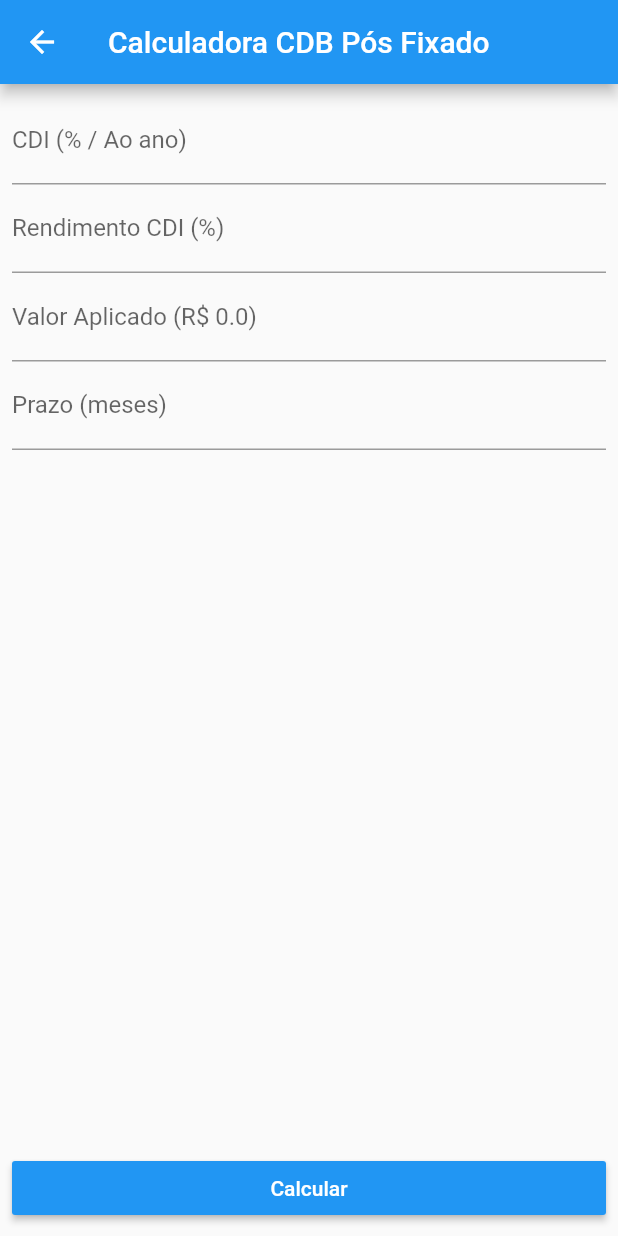
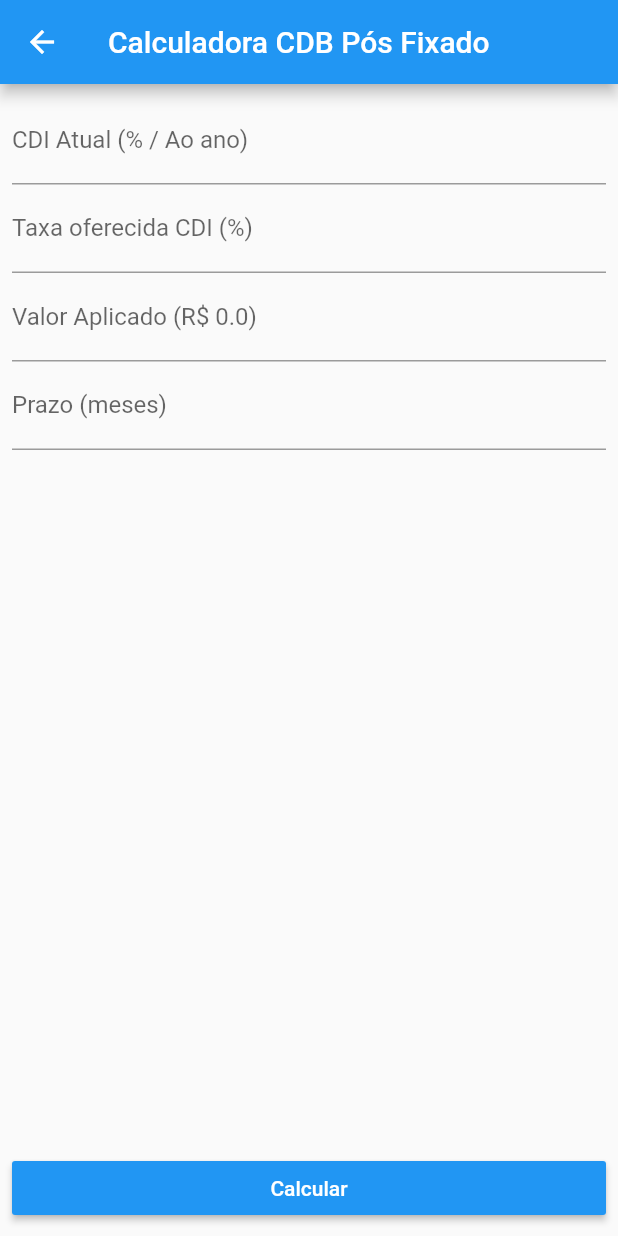
Before and after one commit to cesarsicas/yield, a Flutter app: the screen it shows after launch, after a tap on "CDB Pós Fixado", on a phone screen of 412 x 824 dp. Run offline on Flutter 3.47's test engine with Material 2 defaults, Android fonts, the phone set to English and light mode, and no system bars.

Commit message:
created unit test and calculating post fixed cdb

```diff
--- /dev/null
+++ b/lib/domain/post_fixed_cdb/post_fixed_cdb_use_cases.dart
@@ -0,0 +1,17 @@
+import 'dart:math';
+
+class PostFixedCDBUseCases {
+  PostFixedCDBUseCases();
+
+  double calculatePostFixedCDB(
+      double p, int t, double annualCdi, double offeredRate) {
+    final i = (offeredRate / 100.0) * annualCdi;
+
+    return _calculateCompoundRate(p, t, i / 100.0);
+  }
+
+  double _calculateCompoundRate(double p, int t, double i) {
+    //M = P . (1 +  i)n
+    return p * pow((1 + i), t);
+  }
+}
--- a/lib/presentation/home/home_presenter.dart
+++ b/lib/presentation/home/home_presenter.dart
@@ -1,4 +1,4 @@
-import 'package:flutter_yield/domain/home/investment_option_model.dart';
+import 'package:flutter_yield/data/home/investment_option_model.dart';
 
 class HomePresenter {
   List<InvestmentOptionModel> getInvestmentTypes() {
--- a/lib/presentation/home/home_screen.dart
+++ b/lib/presentation/home/home_screen.dart
@@ -37,7 +37,7 @@ class _HomeScreenState extends State<HomeScreen> {
       Navigator.of(context).pushNamed(route);
     } else {
       Scaffold.of(context).showSnackBar(new SnackBar(
-        content: new Text('Hello!'),
+        content: new Text('To do this someday!'),
       ));
     }
   }
--- /dev/null
+++ b/lib/presentation/post_fixed_cdb/post_fixed_cdb_calculator_presenter.dart
@@ -0,0 +1,26 @@
+import 'package:flutter_yield/domain/post_fixed_cdb/post_fixed_cdb_use_cases.dart';
+import 'package:flutter_yield/presentation/post_fixed_cdb/post_fixed_cdb_calculator_view.dart';
+
+class PostFixedCDBCalculatorPresenter {
+  final useCase = PostFixedCDBUseCases();
+  PostFixedCDBCalculatorView view;
+
+  PostFixedCDBCalculatorPresenter(PostFixedCDBCalculatorView view) {
+    this.view = view;
+  }
+
+  calculatePostFixedCDB(
+      String principal, String months, String actualCdi, String offeredTax) {
+    try {
+      final result = useCase.calculatePostFixedCDB(
+          double.tryParse(principal),
+          int.tryParse(months),
+          double.tryParse(actualCdi),
+          double.tryParse(offeredTax));
+
+      view.onResult(result);
+    } catch (e) {
+      view.showMessage("Ocorreu um erro");
+    }
+  }
+}
--- a/lib/presentation/post_fixed_cdb/post_fixed_cdb_calculator_screen.dart
+++ b/lib/presentation/post_fixed_cdb/post_fixed_cdb_calculator_screen.dart
@@ -1,11 +1,22 @@
 import 'package:flutter/cupertino.dart';
 import 'package:flutter/material.dart';
-import 'package:flutter_yield/presentation/post_fixed_cdb/result/post_fixed_cdb_result_screen.dart';
+import 'package:flutter_yield/presentation/post_fixed_cdb/post_fixed_cdb_calculator_presenter.dart';
+import 'package:flutter_yield/presentation/post_fixed_cdb/post_fixed_cdb_calculator_view.dart';
 
-class PostFixedCDBCalculatorScreen extends StatelessWidget {
+class PostFixedCDBCalculatorScreen extends StatelessWidget
+    implements PostFixedCDBCalculatorView {
+  BuildContext context;
+  PostFixedCDBCalculatorPresenter presenter;
+  final mainValueEditController = TextEditingController();
+  final timeEditController = TextEditingController();
+  final actualCDIEditController = TextEditingController();
+  final offeredRateEditController = TextEditingController();
+
   @override
   Widget build(BuildContext context) {
     final Size screenSize = MediaQuery.of(context).size;
+    this.context = context;
+    this.presenter = PostFixedCDBCalculatorPresenter(this);
 
     return Scaffold(
         appBar: AppBar(
@@ -19,18 +30,22 @@ class PostFixedCDBCalculatorScreen extends StatelessWidget {
                 child: new ListView(
                   children: <Widget>[
                     TextFormField(
+                      controller: actualCDIEditController,
                       decoration:
-                          InputDecoration(labelText: 'CDI (% / Ao ano)'),
+                          InputDecoration(labelText: 'CDI Atual (% / Ao ano)'),
                     ),
                     TextFormField(
+                      controller: offeredRateEditController,
                       decoration:
-                          InputDecoration(labelText: 'Rendimento CDI (%)'),
+                          InputDecoration(labelText: 'Taxa oferecida CDI (%)'),
                     ),
                     TextFormField(
+                      controller: mainValueEditController,
                       decoration: InputDecoration(
                           labelText: 'Valor Aplicado (R\$ 0.0)'),
                     ),
                     TextFormField(
+                      controller: timeEditController,
                       decoration: InputDecoration(labelText: 'Prazo (meses)'),
                     )
                   ],
@@ -44,11 +59,11 @@ class PostFixedCDBCalculatorScreen extends StatelessWidget {
                     style: TextStyle(color: Colors.white),
                   ),
                   onPressed: () {
-                    Navigator.push(
-                      context,
-                      MaterialPageRoute(
-                          builder: (context) => PostFixedCDBResult()),
-                    );
+                    presenter.calculatePostFixedCDB(
+                        mainValueEditController.value.toString(),
+                        timeEditController.value.toString(),
+                        actualCDIEditController.value.toString(),
+                        offeredRateEditController.value.toString());
                   },
                   color: Colors.blue,
                 ),
@@ -58,4 +73,33 @@ class PostFixedCDBCalculatorScreen extends StatelessWidget {
           ),
         ));
   }
+
+  @override
+  void onResult(double result) {
+    showMessage("The Result is $result");
+  }
+
+  @override
+  void showMessage(String message) {
+    // flutter defined function
+    showDialog(
+      context: context,
+      builder: (BuildContext context) {
+        // return object of type Dialog
+        return AlertDialog(
+          title: new Text("Info"),
+          content: new Text(message),
+          actions: <Widget>[
+            // usually buttons at the bottom of the dialog
+            new FlatButton(
+              child: new Text("Ok"),
+              onPressed: () {
+                Navigator.pop(context);
+              },
+            ),
+          ],
+        );
+      },
+    );
+  }
 }
--- /dev/null
+++ b/lib/presentation/post_fixed_cdb/post_fixed_cdb_calculator_view.dart
@@ -0,0 +1,9 @@
+import 'package:flutter/cupertino.dart';
+import 'package:flutter/material.dart';
+import 'package:flutter_yield/presentation/post_fixed_cdb/post_fixed_cdb_calculator_presenter.dart';
+import 'package:flutter_yield/presentation/post_fixed_cdb/result/post_fixed_cdb_result_screen.dart';
+
+abstract class  PostFixedCDBCalculatorView {
+  void onResult(double result);
+  void showMessage(String message);
+}
```
Also changed, not shown: lib/data/home/investment_option_model.dart (renamed from lib/domain/home/investment_option_model.dart), 2 other files.
